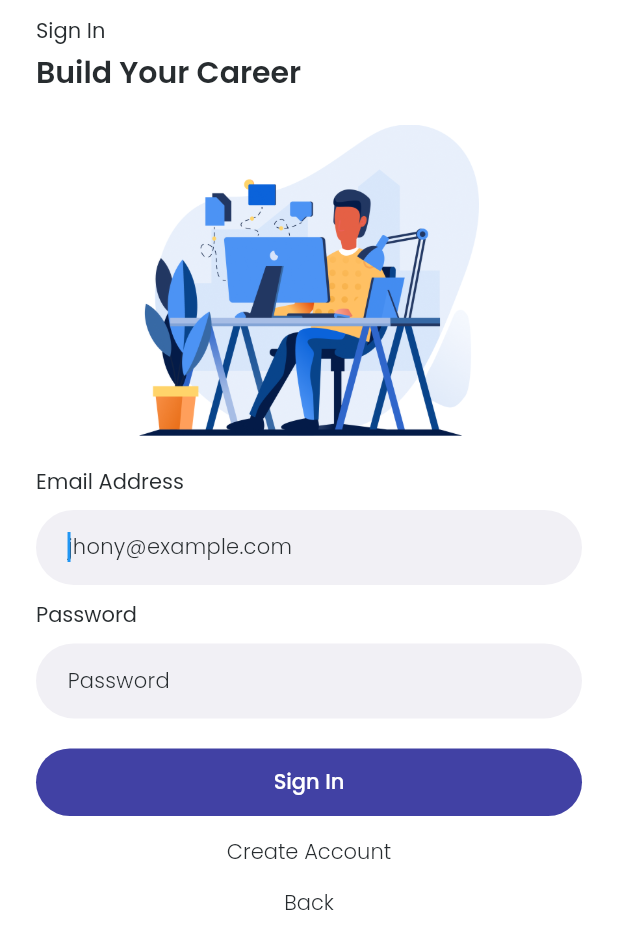
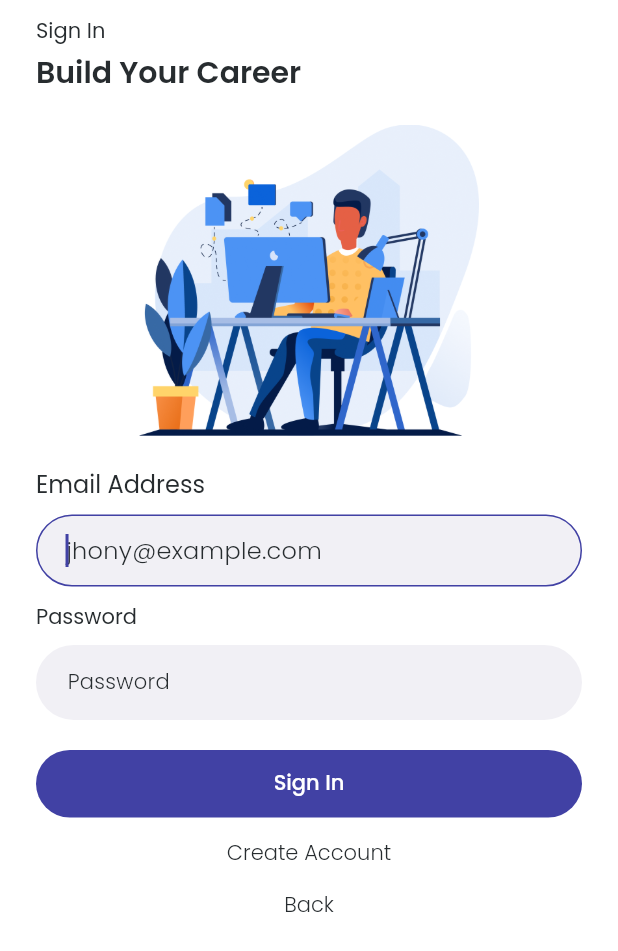
Before and after one commit to fathulaziss/findjob, a Flutter app: the screen it shows after launch, after a tap on "Sign In", on a phone screen of 412 x 824 dp. Shown: the top 951 px of the screen. Run offline on Flutter 3.47's test engine with Material 2 defaults, Android fonts, the phone set to English and light mode, and no system bars; our stand-ins replace get, google_fonts.

Commit message:
add input email

```diff
--- a/lib/shared/styles.dart
+++ b/lib/shared/styles.dart
@@ -46,6 +46,15 @@ class IconSizes {
   static double get xxl => 60 * scale;
 }
 
+class Sizes {
+  static double get xs => 8 * scale;
+  static double get sm => 12 * scale;
+  static double get med => 20 * scale;
+  static double get lg => 32 * scale;
+  static double get xl => 48 * scale;
+  static double get xxl => 80 * scale;
+}
+
 class Corners {
   static double sm = 3 * scale;
   static BorderRadius smBorder = BorderRadius.all(smRadius);
@@ -66,6 +75,54 @@ class Corners {
   static double xxl = 24 * scale;
   static BorderRadius xxlBorder = BorderRadius.all(xxlRadius);
   static Radius xxlRadius = Radius.circular(xxl);
+}
+
+class BorderStyles {
+  static OutlineInputBorder enableTextField = OutlineInputBorder(
+    borderSide: BorderSide(color: Colors.transparent, width: 1),
+    borderRadius: Corners.xxlBorder,
+  );
+
+  static OutlineInputBorder focusTextField = OutlineInputBorder(
+    borderSide: BorderSide(color: AppColors.mainColor, width: 1),
+    borderRadius: Corners.xxlBorder,
+  );
+
+  static OutlineInputBorder disableTextField = OutlineInputBorder(
+    borderSide: BorderSide(color: AppColors.greyColor, width: 1),
+    borderRadius: Corners.xxlBorder,
+  );
+
+  static OutlineInputBorder errorTextField = OutlineInputBorder(
+    borderSide: BorderSide(color: AppColors.secondColor, width: 0.05),
+    borderRadius: Corners.xxlBorder,
+  );
+}
+
+InputDecoration inputDecoration(
+    {required String hintText, Widget? prefixIcon, Widget? suffixIcon}) {
+  return InputDecoration(
+    isDense: true,
+    filled: true,
+    fillColor: Color(0xFFF1F0F5),
+    border: BorderStyles.enableTextField,
+    focusedBorder: BorderStyles.focusTextField,
+    enabledBorder: BorderStyles.enableTextField,
+    errorBorder: BorderStyles.errorTextField,
+    disabledBorder: BorderStyles.disableTextField,
+    errorMaxLines: 5,
+    prefixIconConstraints:
+        BoxConstraints(minHeight: Sizes.lg, minWidth: Sizes.lg),
+    suffixIconConstraints:
+        BoxConstraints(minHeight: Sizes.lg, minWidth: Sizes.lg),
+    contentPadding:
+        EdgeInsets.symmetric(horizontal: Insets.xl, vertical: Insets.med),
+    hintStyle: TextStyles.greyLight
+        .copyWith(letterSpacing: 0.2, fontSize: FontSizes.s16),
+    hintText: hintText,
+    prefixIcon: prefixIcon,
+    suffixIcon: suffixIcon,
+  );
 }
 
 class TextStyles {
--- a/lib/ui/pages/non_logged/login_page.dart
+++ b/lib/ui/pages/non_logged/login_page.dart
@@ -1,8 +1,11 @@
+import 'dart:developer';
+
 import 'package:findjob/shared/assets.dart';
 import 'package:findjob/shared/styles.dart';
 import 'package:findjob/ui/pages/logged/main_page.dart';
 import 'package:findjob/ui/pages/non_logged/register_page.dart';
 import 'package:findjob/ui/widgets/button_primary.dart';
+import 'package:findjob/ui/widgets/input_form_email.dart';
 import 'package:findjob/ui/widgets/input_form_primary.dart';
 import 'package:flutter/material.dart';
 import 'package:get/get.dart';
@@ -17,24 +20,32 @@ class LoginPage extends StatefulWidget {
 class _LoginPageState extends State<LoginPage> {
   TextEditingController emailController = TextEditingController();
   TextEditingController passwordController = TextEditingController();
+  String email = '';
+  bool isValidEmail = false;
 
   @override
   Widget build(BuildContext context) {
     return Scaffold(
-      backgroundColor: Colors.white,
+      backgroundColor: AppColors.whiteColor,
       body: SafeArea(
         child: Padding(
-          padding: EdgeInsets.symmetric(horizontal: 24, vertical: 10),
+          padding: EdgeInsets.symmetric(
+              horizontal: Insets.med * 2, vertical: Insets.xs * 2.5),
           child: SingleChildScrollView(
             child: Column(
               mainAxisAlignment: MainAxisAlignment.start,
               crossAxisAlignment: CrossAxisAlignment.center,
               children: [
                 buildTitle(),
-                InputFormPrimary(
+                InputFormEmail(
                   controller: emailController,
-                  title: 'Email Address',
-                  hintText: 'jhony@example.com',
+                  email: (String value) {
+                    email = value;
+                  },
+                  isValid: (bool value) {
+                    isValidEmail = value;
+                    log('cek isValidEmail : $isValidEmail');
+                  },
                 ),
                 InputFormPrimary(
                   margin: EdgeInsets.only(bottom: 20),
--- a/lib/ui/pages/non_logged/onboarding_page.dart
+++ b/lib/ui/pages/non_logged/onboarding_page.dart
@@ -23,14 +23,17 @@ class OnBoardingPage extends StatelessWidget {
           children: [
             Container(
               width: double.infinity,
-              margin: EdgeInsets.only(top: 50, left: 30, right: 20),
+              margin: EdgeInsets.only(
+                  top: Insets.xl * 2.5,
+                  left: Insets.xl * 1.5,
+                  right: Insets.xl),
               child: Column(
                 crossAxisAlignment: CrossAxisAlignment.start,
                 children: [
                   Text('Build Your Habbit\nto Get Future Career\nLike a Master',
                       style: TextStyles.whiteNormal
                           .copyWith(fontSize: FontSizes.s32)),
-                  SizedBox(height: 20),
+                  verticalSpace(Insets.xl),
                   Text('18.000 jobs available', style: TextStyles.whiteLight)
                 ],
               ),
@@ -39,7 +42,7 @@ class OnBoardingPage extends StatelessWidget {
               alignment: Alignment.bottomCenter,
               child: Container(
                 width: double.infinity,
-                margin: EdgeInsets.symmetric(horizontal: 80),
+                margin: EdgeInsets.symmetric(horizontal: Insets.xl * 4),
                 child: Column(
                   mainAxisAlignment: MainAxisAlignment.end,
                   children: [
@@ -49,14 +52,14 @@ class OnBoardingPage extends StatelessWidget {
                         Get.to(() => RegisterPage(titleBack: "Back"));
                       },
                     ),
-                    SizedBox(height: 16),
+                    verticalSpace(Insets.lg),
                     ButtonOutlined(
                       title: 'Sign In',
                       onPressed: () {
                         Get.to(() => LoginPage());
                       },
                     ),
-                    SizedBox(height: 50)
+                    verticalSpace(Insets.xl * 2.5),
                   ],
                 ),
               ),
--- a/lib/ui/pages/non_logged/splash_page.dart
+++ b/lib/ui/pages/non_logged/splash_page.dart
@@ -14,8 +14,9 @@ class SplashPage extends StatelessWidget {
         child: Column(
           mainAxisAlignment: MainAxisAlignment.center,
           children: [
-            Image.asset(Assets.logo, width: 59, height: 76),
-            SizedBox(height: 50),
+            Image.asset(Assets.logo,
+                width: IconSizes.xl + 11, height: IconSizes.xxl + 16),
+            verticalSpace(Insets.xl * 2.5),
             Text('FUTUREJOB',
                 style:
                     TextStyles.whiteSemiBold.copyWith(fontSize: FontSizes.s32))
--- a/lib/ui/widgets/button_outlined.dart
+++ b/lib/ui/widgets/button_outlined.dart
@@ -21,7 +21,7 @@ class ButtonOutlined extends StatelessWidget {
   Widget build(BuildContext context) {
     return Container(
       width: double.infinity,
-      height: height ?? 45,
+      height: height ?? IconSizes.xl - 3,
       child: ElevatedButton(
         onPressed: () {
           onPressed!();
@@ -29,8 +29,9 @@ class ButtonOutlined extends StatelessWidget {
         style: ButtonStyle(
           shape: MaterialStateProperty.all(
             RoundedRectangleBorder(
-              borderRadius: BorderRadius.circular(66),
-              side: BorderSide(color: outlinedColor ?? Colors.white, width: 1),
+              borderRadius: BorderRadius.circular(Corners.lg * 8.25),
+              side: BorderSide(
+                  color: outlinedColor ?? AppColors.whiteColor, width: 1),
             ),
           ),
           backgroundColor: MaterialStateProperty.all(Colors.transparent),
--- a/lib/ui/widgets/button_primary.dart
+++ b/lib/ui/widgets/button_primary.dart
@@ -21,7 +21,7 @@ class ButtonPrimary extends StatelessWidget {
   Widget build(BuildContext context) {
     return Container(
       width: double.infinity,
-      height: height ?? 45,
+      height: height ?? IconSizes.xl - 3,
       child: ElevatedButton(
         onPressed: () {
           onPressed!();
@@ -29,11 +29,11 @@ class ButtonPrimary extends StatelessWidget {
         style: ButtonStyle(
           shape: MaterialStateProperty.all(
             RoundedRectangleBorder(
-              borderRadius: BorderRadius.circular(66),
+              borderRadius: BorderRadius.circular(Corners.lg * 8.25),
             ),
           ),
-          backgroundColor:
-              MaterialStateProperty.all(backgroundColor ?? Colors.white),
+          backgroundColor: MaterialStateProperty.all(
+              backgroundColor ?? AppColors.whiteColor),
           overlayColor: MaterialStateProperty.all(Colors.black12),
           shadowColor: MaterialStateProperty.all(Colors.transparent),
         ),
--- /dev/null
+++ b/lib/ui/widgets/input_form_email.dart
@@ -0,0 +1,69 @@
+import 'package:findjob/shared/styles.dart';
+import 'package:flutter/material.dart';
+import 'package:get/get.dart';
+
+class InputFormEmail extends StatefulWidget {
+  final TextEditingController controller;
+  final ValueSetter<String> email;
+  final ValueSetter<bool> isValid;
+  final Color? colorBorder;
+  final EdgeInsetsGeometry? margin;
+  final String? Function(String?)? validate;
+  final String? Function(String?)? onChange;
+
+  const InputFormEmail({
+    required this.controller,
+    required this.email,
+    required this.isValid,
+    this.colorBorder,
+    this.margin,
+    this.validate,
+    this.onChange,
+    Key? key,
+  }) : super(key: key);
+
+  @override
+  _InputFormEmailState createState() => _InputFormEmailState();
+}
+
+class _InputFormEmailState extends State<InputFormEmail> {
+  @override
+  Widget build(BuildContext context) {
+    return Container(
+      width: double.infinity,
+      margin: widget.margin ?? EdgeInsets.only(bottom: Insets.xs * 2.5),
+      child: Column(
+        crossAxisAlignment: CrossAxisAlignment.start,
+        children: [
+          Text('Email Address',
+              style: TextStyles.greyNormal.copyWith(fontSize: FontSizes.s16)),
+          verticalSpace(Insets.xs * 2),
+          TextFormField(
+            style: TextStyles.purpleNormal.copyWith(fontSize: FontSizes.s16),
+            autofocus: true,
+            obscureText: false,
+            keyboardType: TextInputType.emailAddress,
+            autovalidateMode: AutovalidateMode.onUserInteraction,
+            textCapitalization: TextCapitalization.none,
+            enableInteractiveSelection: true,
+            cursorColor: AppColors.mainColor,
+            controller: widget.controller,
+            onChanged: widget.onChange,
+            validator: widget.validate ??
+                (value) {
+                  if (!GetUtils.isEmail(value.toString())) {
+                    widget.isValid(false);
+                    widget.email('');
+                    return 'Email format is not correct';
+                  }
+                  widget.email(value.toString());
+                  widget.isValid(true);
+                  return null;
+                },
+            decoration: inputDecoration(hintText: 'jhony@example.com'),
+          )
+        ],
+      ),
+    );
+  }
+}
--- a/lib/ui/widgets/input_form_primary.dart
+++ b/lib/ui/widgets/input_form_primary.dart
@@ -28,17 +28,17 @@ class _InputFormPrimaryState extends State<InputFormPrimary> {
   Widget build(BuildContext context) {
     return Container(
       width: double.infinity,
-      margin: widget.margin ?? EdgeInsets.only(bottom: 10),
+      margin: widget.margin ?? EdgeInsets.only(bottom: Insets.xs * 2.5),
       child: Column(
         crossAxisAlignment: CrossAxisAlignment.start,
         children: [
           Text(widget.title ?? '', style: TextStyles.greyNormal),
-          SizedBox(height: 8),
+          verticalSpace(Insets.xs * 2),
           Container(
             width: double.infinity,
             alignment: Alignment.center,
             decoration: BoxDecoration(
-                borderRadius: BorderRadius.circular(100),
+                borderRadius: BorderRadius.circular(Corners.med * 20),
                 color: Color(0xFFF1F0F5),
                 border: Border.all(
                     width: 1, color: widget.colorBorder ?? Colors.transparent)),
@@ -49,7 +49,7 @@ class _InputFormPrimaryState extends State<InputFormPrimary> {
               controller: widget.controller,
               decoration: InputDecoration(
                 border: InputBorder.none,
-                contentPadding: EdgeInsets.symmetric(horizontal: 20),
+                contentPadding: EdgeInsets.symmetric(horizontal: Insets.xl),
                 hintStyle: TextStyles.greyLight.copyWith(letterSpacing: 0.2),
                 hintText: widget.hintText ?? '',
               ),
```
Also changed, not shown: pubspec.lock, 4 other files.
